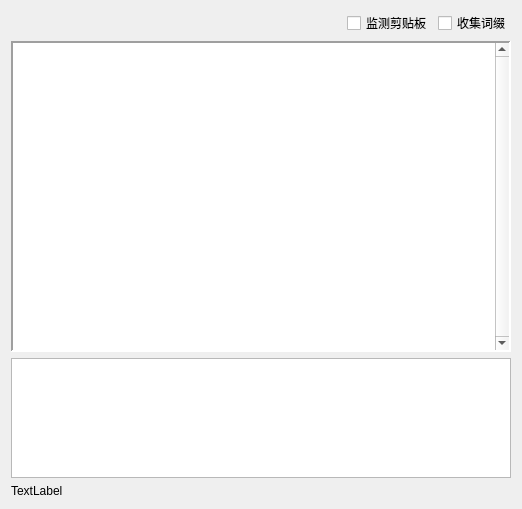
Before: the Qt Designer form data/ui/item_helper.ui in luoq24/MyPoeAssist, drawn with Qt 5.
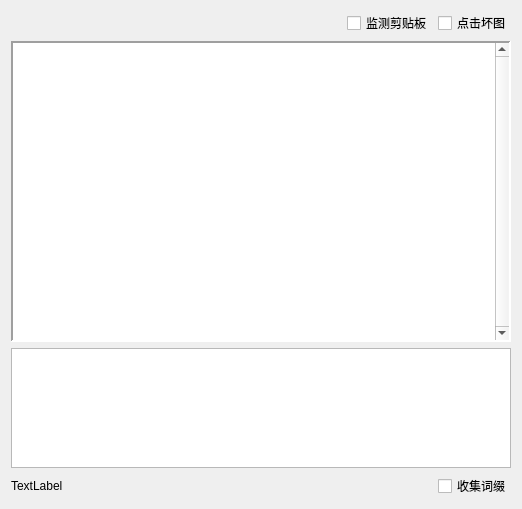
After: the same form once the commit is applied.

What changed in the file:
```diff
--- a/data/ui/item_helper.ui
+++ b/data/ui/item_helper.ui
@@ -37,9 +37,12 @@
       </widget>
      </item>
      <item>
-      <widget class="QCheckBox" name="checkBox_collect_mods">
+      <widget class="QCheckBox" name="checkBox_click_bad_map">
        <property name="text">
-        <string>收集词缀</string>
+        <string>点击坏图</string>
+       </property>
+       <property name="checked">
+        <bool>false</bool>
        </property>
       </widget>
      </item>
@@ -87,11 +90,28 @@
     </widget>
    </item>
    <item>
+    <layout class="QHBoxLayout" name="horizontalLayout_2">
+     <item>
     <widget class="QLabel" name="label_app_status">
      <property name="text">
       <string>TextLabel</string>
      </property>
     </widget>
+     </item>
+     <item>
+      <widget class="QCheckBox" name="checkBox_collect_mods">
+       <property name="sizePolicy">
+        <sizepolicy hsizetype="Fixed" vsizetype="Fixed">
+         <horstretch>0</horstretch>
+         <verstretch>0</verstretch>
+        </sizepolicy>
+       </property>
+       <property name="text">
+        <string>收集词缀</string>
+       </property>
+      </widget>
+     </item>
+    </layout>
    </item>
   </layout>
  </widget>
```
Left out of the diff: 3 changed lines with no effect on the pictures. Lines whose indentation alone changed are shown as unchanged.
